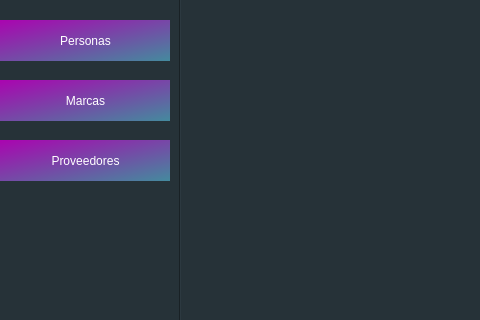
This is ui/app.ui in hm2206/strong_teeth as Qt 5 draws it before an edit; both pictures show x 0 to 480 and y 113 to 433 of the 951 by 730 pixel window. The edited form follows.
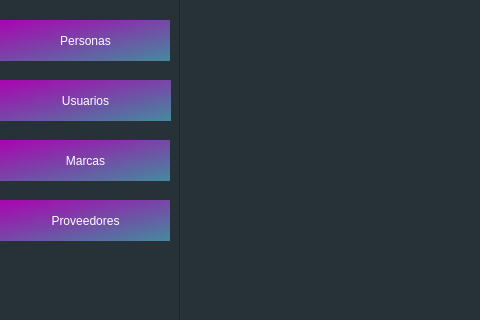
This is the edited form. Icons and pictures are not drawn.

Commit message: feat: usuarios

```diff
--- a/ui/app.ui
+++ b/ui/app.ui
@@ -287,7 +287,7 @@
              <property name="geometry">
               <rect>
                <x>0</x>
-               <y>120</y>
+               <y>180</y>
                <width>171</width>
                <height>41</height>
               </rect>
@@ -306,7 +306,7 @@
              <property name="geometry">
               <rect>
                <x>0</x>
-               <y>180</y>
+               <y>240</y>
                <width>171</width>
                <height>41</height>
               </rect>
@@ -353,6 +353,25 @@
               <enum>Qt::Vertical</enum>
              </property>
             </widget>
+            <widget class="QPushButton" name="btn_usuarios">
+             <property name="geometry">
+              <rect>
+               <x>0</x>
+               <y>120</y>
+               <width>171</width>
+               <height>41</height>
+              </rect>
+             </property>
+             <property name="cursor">
+              <cursorShape>PointingHandCursor</cursorShape>
+             </property>
+             <property name="styleSheet">
+              <string notr="true"/>
+             </property>
+             <property name="text">
+              <string>Usuarios</string>
+             </property>
+            </widget>
            </widget>
           </item>
           <item>
```
The commit also changes 12 other files.
